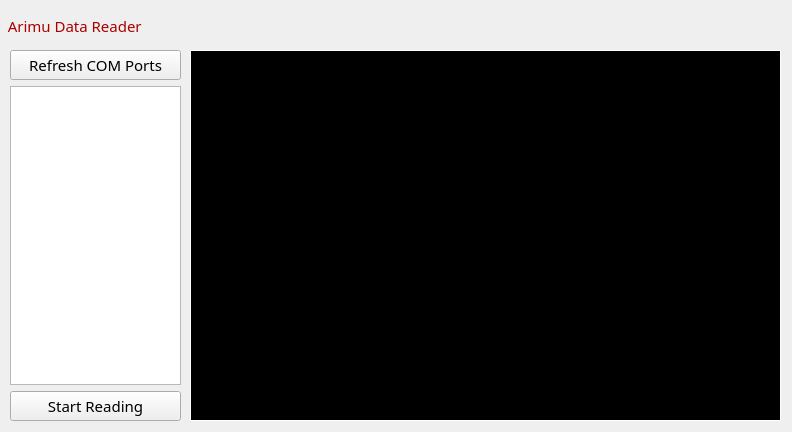
Qt form ui/arimu_dreader.ui (siva82kb/arimuhub) before a commit.
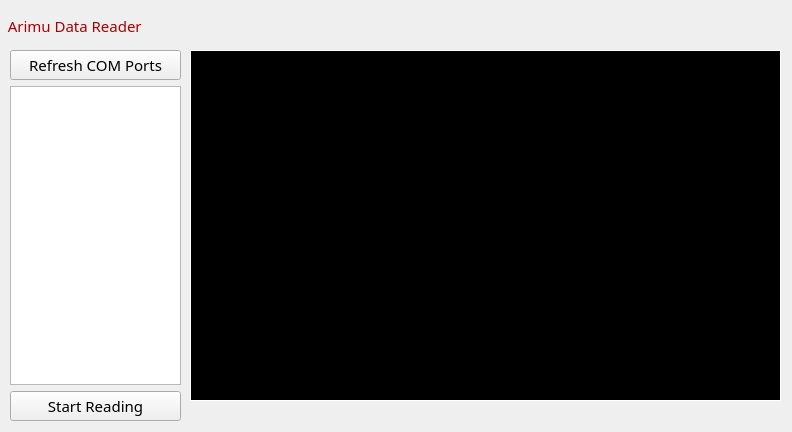
The same form after that commit.

```diff
--- a/ui/arimu_dreader.ui
+++ b/ui/arimu_dreader.ui
@@ -76,7 +76,7 @@
       <x>190</x>
       <y>50</y>
       <width>591</width>
-      <height>371</height>
+      <height>351</height>
      </rect>
     </property>
     <property name="font">
@@ -102,7 +102,7 @@
      <number>10</number>
     </property>
    </widget>
-   <widget class="QWidget" name="">
+   <widget class="QWidget" name="layoutWidget">
     <property name="geometry">
      <rect>
       <x>10</x>
@@ -135,6 +135,24 @@
      </item>
     </layout>
    </widget>
+   <widget class="QLabel" name="lbl_status">
+    <property name="geometry">
+     <rect>
+      <x>190</x>
+      <y>402</y>
+      <width>591</width>
+      <height>20</height>
+     </rect>
+    </property>
+    <property name="font">
+     <font>
+      <pointsize>9</pointsize>
+     </font>
+    </property>
+    <property name="text">
+     <string/>
+    </property>
+   </widget>
   </widget>
  </widget>
  <resources/>
```
